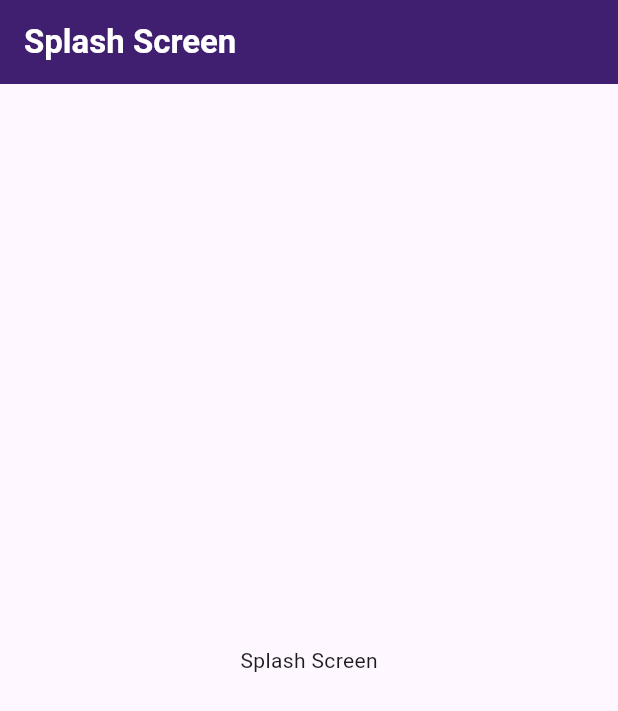
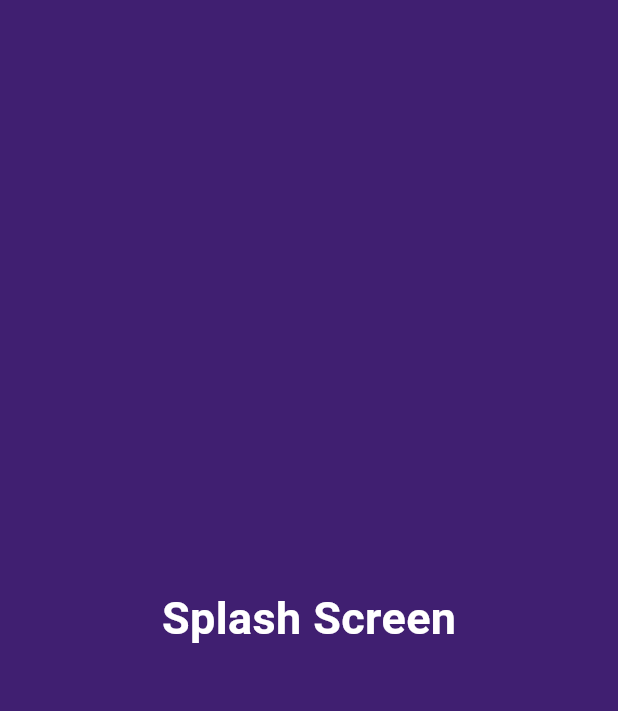
Before and after one commit to alhasann351/splash_screen, a Flutter app: the first screen one second after launch, on a phone screen of 412 x 824 dp. Shown: the top 711 px of the screen. Run offline on Flutter 3.47's test engine with Material 3 defaults, Android fonts, the phone set to English and light mode, and no system bars.

Commit message:
splash-screen-added

```diff
--- a/lib/main.dart
+++ b/lib/main.dart
@@ -1,4 +1,5 @@
 import 'package:flutter/material.dart';
+import 'package:splash_screen/splash_screen.dart';
 
 void main() {
   runApp(const MyApp());
@@ -9,13 +10,9 @@ class MyApp extends StatelessWidget {
 
   @override
   Widget build(BuildContext context) {
-    return MaterialApp(
+    return const MaterialApp(
       debugShowCheckedModeBanner: false,
-      theme: ThemeData(
-        colorScheme: ColorScheme.fromSeed(seedColor: Colors.deepPurple),
-        useMaterial3: true,
-      ),
-      home: const MyHomePage(),
+      home: SplashScreen(),
     );
   }
 }
@@ -34,7 +31,7 @@ class _MyHomePageState extends State<MyHomePage> {
       appBar: AppBar(
         backgroundColor: const Color(0xFF401F71),
         title: const Text(
-          'Splash Screen',
+          'Home Screen',
           style: TextStyle(
             fontSize: 22,
             fontWeight: FontWeight.bold,
@@ -47,7 +44,7 @@ class _MyHomePageState extends State<MyHomePage> {
           mainAxisAlignment: MainAxisAlignment.center,
           children: [
             Text(
-              'Splash Screen',
+              'Home Screen',
             ),
           ],
         ),
--- /dev/null
+++ b/lib/splash_screen.dart
@@ -0,0 +1,50 @@
+import 'dart:async';
+
+import 'package:flutter/material.dart';
+
+import 'main.dart';
+
+class SplashScreen extends StatefulWidget {
+  const SplashScreen({super.key});
+
+  @override
+  State<SplashScreen> createState() => _SplashScreenState();
+}
+
+class _SplashScreenState extends State<SplashScreen> {
+  @override
+  void initState() {
+    super.initState();
+
+    Timer(
+      const Duration(seconds: 5),
+      () {
+        Navigator.pushReplacement(
+          context,
+          MaterialPageRoute(
+            builder: (context) => const MyHomePage(),
+          ),
+        );
+      },
+    );
+  }
+
+  @override
+  Widget build(BuildContext context) {
+    return Scaffold(
+      body: Container(
+        color: const Color(0xFF401F71),
+        child: const Center(
+          child: Text(
+            'Splash Screen',
+            style: TextStyle(
+              fontSize: 30,
+              fontWeight: FontWeight.bold,
+              color: Colors.white,
+            ),
+          ),
+        ),
+      ),
+    );
+  }
+}
```
